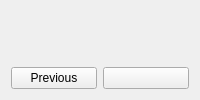
First picture: the form in include/gui/widgets/ButtonSelecterWidget.ui, repository beatussum/pmsexp, before the edit.
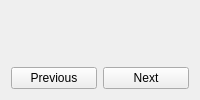
Second picture: the form after the edit. Icons and pictures are not drawn. Custom widgets are drawn as their Qt base class.

```diff
--- a/include/gui/widgets/ButtonSelecterWidget.ui
+++ b/include/gui/widgets/ButtonSelecterWidget.ui
@@ -23,6 +23,12 @@
      </item>
      <item>
       <widget class="QPushButton" name="m_next_button">
+       <property name="text">
+        <string>Next</string>
+       </property>
+       <property name="icon">
+        <iconset theme="go-next"/>
+       </property>
        <property name="shortcut">
         <string>Ctrl+Right</string>
        </property>
```
